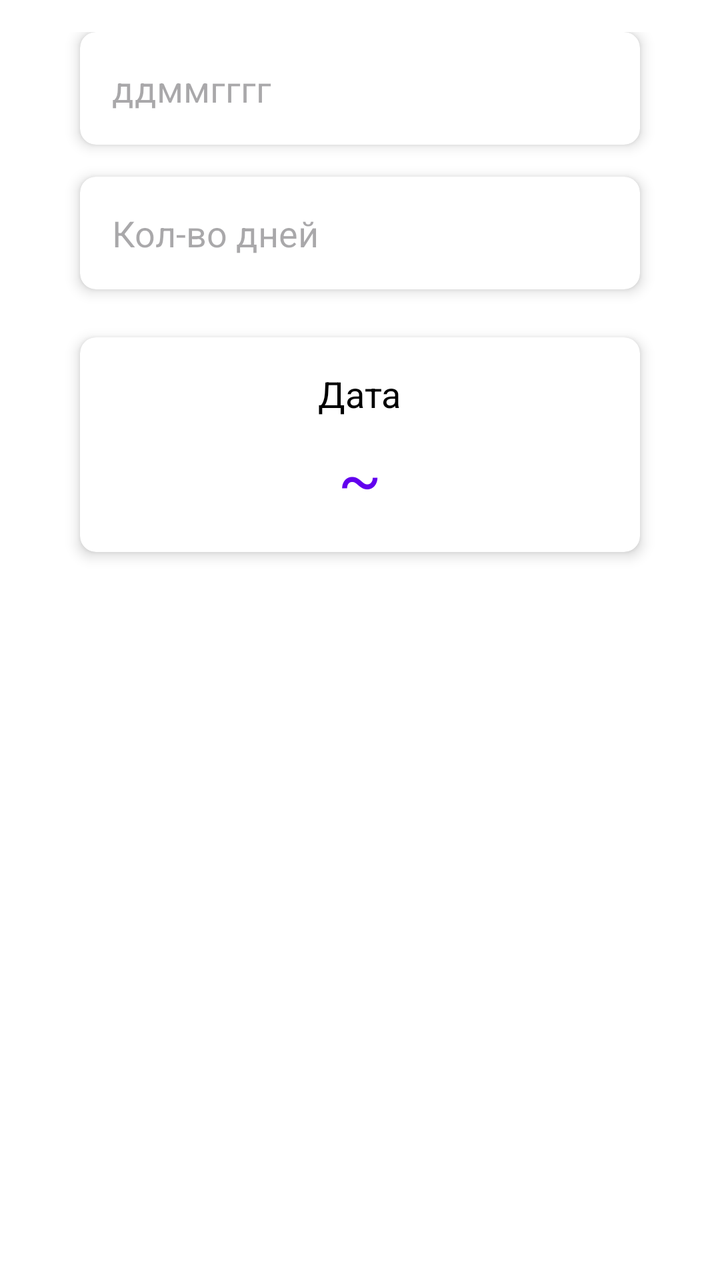
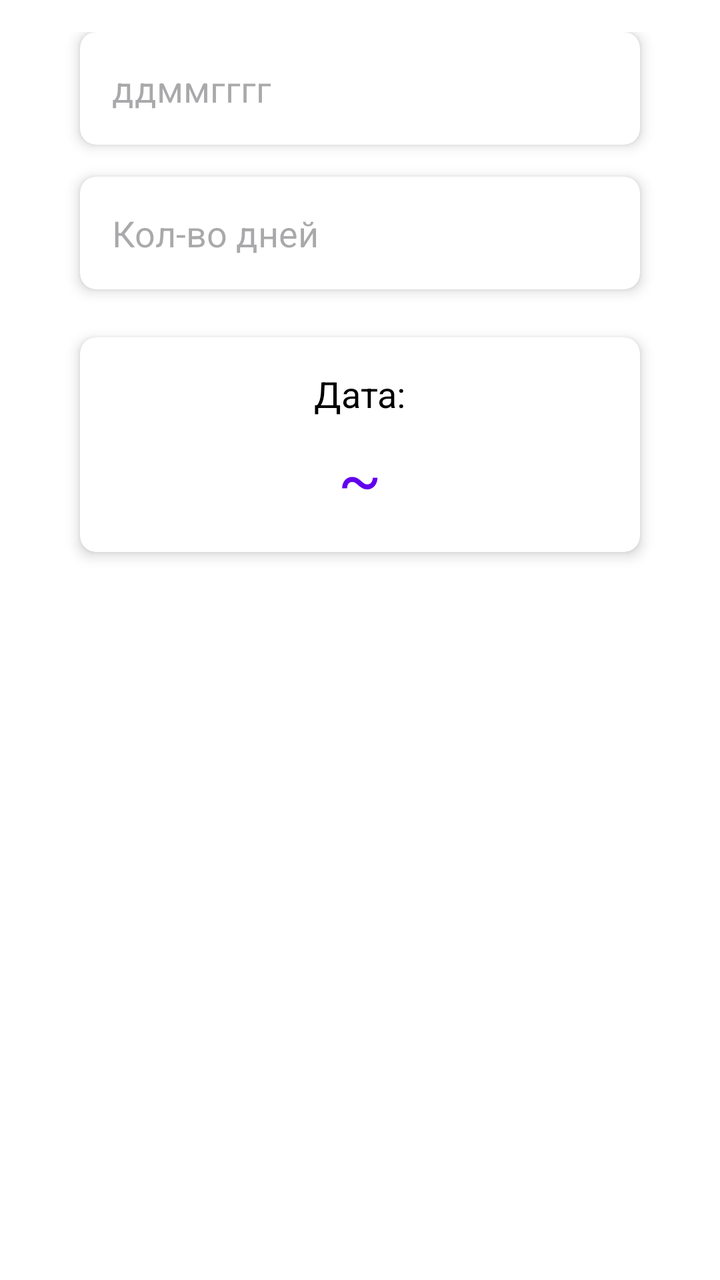

The first picture is an Android layout as it rendered before a commit; the second is the same layout after the commit. The layout source and the unified diff follow.
<!-- AndroidManifest.xml: application theme Theme.Dategap -->
<!-- res/layout/fragment_calc_date.xml -->
<?xml version="1.0" encoding="utf-8"?>
<androidx.constraintlayout.widget.ConstraintLayout xmlns:android="http://schemas.android.com/apk/res/android"
    android:layout_width="match_parent"
    android:layout_height="match_parent"
    xmlns:app="http://schemas.android.com/apk/res-auto">

    <LinearLayout
        android:id="@+id/linearLayout"
        android:layout_width="match_parent"
        android:layout_height="match_parent"
        android:background="@color/white"
        android:orientation="vertical"
        android:padding="16dp"
        android:visibility="visible">

        <androidx.cardview.widget.CardView
            app:cardBackgroundColor="@color/white"
            app:cardCornerRadius="8dp"
            app:cardElevation="4dp"
            android:layout_width="match_parent"
            android:layout_height="wrap_content"
            android:layout_marginStart="24dp"
            android:layout_marginEnd="24dp"
            android:layout_marginBottom="16dp">

            <LinearLayout
                android:layout_width="match_parent"
                android:layout_height="wrap_content"
                android:orientation="horizontal"
                android:padding="16dp">

                <EditText
                    android:id="@+id/edit_base_date"
                    android:layout_width="0dp"
                    android:layout_height="wrap_content"
                    android:layout_weight="1"
                    android:background="@null"
                    android:backgroundTint="@color/purple_500"
                    android:hint="ддммгггг"
                    android:inputType="number"
                    android:textSize="18sp" />
            </LinearLayout>
        </androidx.cardview.widget.CardView>

        <androidx.cardview.widget.CardView
            app:cardBackgroundColor="@color/white"
            app:cardCornerRadius="8dp"
            app:cardElevation="4dp"
            android:layout_width="match_parent"
            android:layout_height="wrap_content"
            android:layout_marginStart="24dp"
            android:layout_marginEnd="24dp"
            android:layout_marginBottom="24dp">

            <LinearLayout
                android:layout_width="match_parent"
                android:layout_height="wrap_content"
                android:orientation="horizontal"
                android:padding="16dp">

                <EditText
                    android:id="@+id/edit_count_day"
                    android:layout_width="0dp"
                    android:layout_height="wrap_content"
                    android:layout_weight="1"
                    android:background="@null"
                    android:backgroundTint="@color/purple_500"
                    android:hint="Кол-во дней"
                    android:inputType="number"
                    android:textSize="18sp" />
            </LinearLayout>
        </androidx.cardview.widget.CardView>

        <androidx.cardview.widget.CardView
            app:cardBackgroundColor="@color/white"
            app:cardCornerRadius="8dp"
            app:cardElevation="4dp"
            android:layout_width="match_parent"
            android:layout_height="wrap_content"
            android:layout_marginStart="24dp"
            android:layout_marginEnd="24dp"
            android:layout_marginBottom="24dp">

            <LinearLayout
                android:layout_width="match_parent"
                android:layout_height="wrap_content"
                android:gravity="center"
                android:orientation="vertical"
                android:padding="16dp">

                <TextView
                    android:id="@+id/text_calc_day"
                    android:layout_width="wrap_content"
                    android:layout_height="wrap_content"
                    android:layout_marginBottom="8dp"
                    android:text="Дата"
                    android:textColor="@color/black"
                    android:textSize="18sp" />

                <TextView
                    android:id="@+id/calc_date"
                    android:layout_width="wrap_content"
                    android:layout_height="wrap_content"
                    android:text="~"
                    android:textColor="@color/purple_500"
                    android:textSize="32sp" />
            </LinearLayout>

        </androidx.cardview.widget.CardView>

    </LinearLayout>
</androidx.constraintlayout.widget.ConstraintLayout>
<!-- resources referenced by this layout -->
<resources>
  <color name="black">#FF000000</color>
  <color name="purple_500">#FF6200EE</color>
  <color name="white">#FFFFFFFF</color>
  <style name="Theme.Dategap" parent="android:Theme.Material.Light.NoActionBar" />
</resources>

<!-- the commit's change to res/layout/fragment_calc_date.xml (unified diff, before → after) -->
@@ -93,7 +93,7 @@
                     android:layout_width="wrap_content"
                     android:layout_height="wrap_content"
                     android:layout_marginBottom="8dp"
-                    android:text="Дата"
+                    android:text="Дата:"
                     android:textColor="@color/black"
                     android:textSize="18sp" />
 
